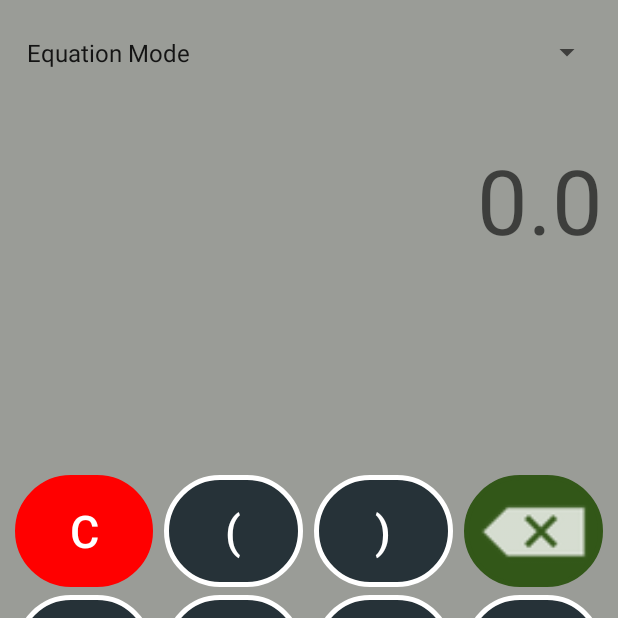
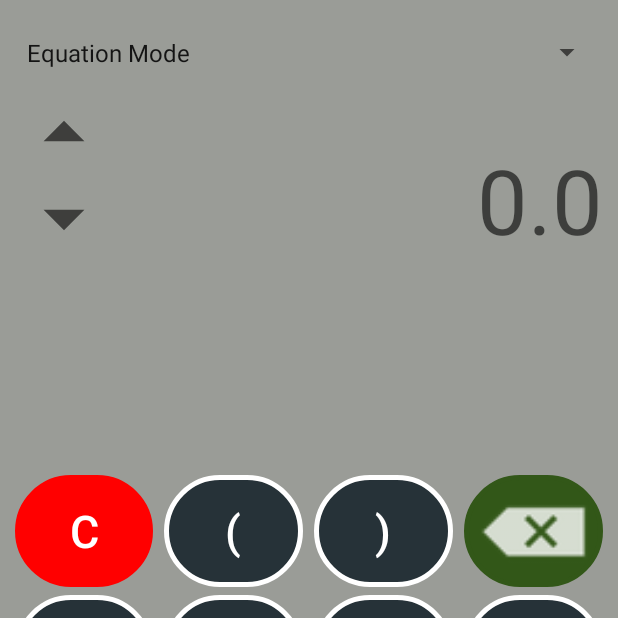
Before and after one commit to Manash-Das/Calculator, an Android app: the EquationSolver screen opened directly, with no data from a screen before it, on a phone screen of 412 x 824 dp, the top half of it. Run offline under Robolectric (Android 15) with nearby library versions, the phone set to English and light mode, and no system bars; libraries missing offline, so code that uses them is left out: com.chaquo.python.

Commit message:
1. crash of equal button after answer is fixed 2. list is used for input instead of string 3. previous and next is added in equation 4. modification of input is added 5. Determinant = 0 if fixed

```diff
--- /dev/null
+++ b/app/src/main/res/drawable/arrow_down.xml
@@ -0,0 +1,10 @@
+<vector xmlns:android="http://schemas.android.com/apk/res/android"
+    android:width="24dp"
+    android:height="24dp"
+    android:viewportWidth="24"
+    android:viewportHeight="24"
+    android:tint="?attr/colorControlNormal">
+  <path
+      android:fillColor="@android:color/white"
+      android:pathData="M7,10l5,5 5,-5z"/>
+</vector>
--- /dev/null
+++ b/app/src/main/res/drawable/ic_baseline_arrow_drop_up_24.xml
@@ -0,0 +1,10 @@
+<vector xmlns:android="http://schemas.android.com/apk/res/android"
+    android:width="24dp"
+    android:height="24dp"
+    android:viewportWidth="24"
+    android:viewportHeight="24"
+    android:tint="?attr/colorControlNormal">
+  <path
+      android:fillColor="@android:color/white"
+      android:pathData="M7,14l5,-5 5,5z"/>
+</vector>
--- a/app/src/main/res/layout/activity_equation_solver.xml
+++ b/app/src/main/res/layout/activity_equation_solver.xml
@@ -29,10 +29,39 @@
             android:layout_height="60dp"
             android:layout_marginBottom="30dp"
             android:orientation="horizontal">
+            <LinearLayout
+                android:layout_width="0dp"
+                android:layout_height="match_parent"
+                android:orientation="vertical"
+                android:layout_weight="1">
+
+                <ImageButton
+                    android:id="@+id/arrow_up"
+                    android:layout_width="match_parent"
+                    android:contentDescription="@string/up_arrow_des"
+                    android:layout_height="0dp"
+                    android:layout_weight="1"
+                    android:src="@drawable/ic_baseline_arrow_drop_up_24"
+                    android:scaleType = "centerCrop"
+                    android:background="@color/body_color"
+                    android:clickable="false"/>
+
+                <ImageButton
+                    android:id="@+id/arrow_down"
+                    android:layout_width="match_parent"
+                    android:contentDescription="@string/down_arrow_des"
+                    android:layout_height="0dp"
+                    android:layout_weight="1"
+                    android:src="@drawable/arrow_down"
+                    android:scaleType="centerCrop"
+                    android:background="@color/body_color"
+                    android:clickable="false"/>
+            </LinearLayout>
 
             <EditText
                 android:id="@+id/answerBoxEquationSolver"
-                android:layout_width="match_parent"
+                android:layout_width="0dp"
+                android:layout_weight="5"
                 android:layout_height="match_parent"
                 android:hint="@string/input_text_display"
                 android:inputType="text|textMultiLine"
@@ -48,9 +77,10 @@
             android:layout_height="30dp">
             <TextView
                 android:id="@+id/inputTextEquationSolver"
-                android:layout_width="match_parent"
+                android:layout_width="0dp"
                 android:layout_height="match_parent"
                 android:autofillHints="true"
+                android:layout_weight="5"
                 android:gravity="center_vertical|end"
                 android:textSize="40sp"
                 android:textStyle="bold"/>
--- a/app/src/main/res/values/strings.xml
+++ b/app/src/main/res/values/strings.xml
@@ -75,6 +75,8 @@
     <string name="output">OUTPUT</string>
     <string name="input">INPUT</string>
     <string name="quantity">QUANTITY</string>
+    <string name="up_arrow_des">up_arrow</string>
+    <string name="down_arrow_des">down_arrow_des</string>
 
     <string-array name="Menu">
         <item>Simple Mode</item>
```
Also changed, not shown: app/src/main/java/com/manash/calculationMadeEasy/EquationSolver.kt (+138 -30 lines), 1 other file.
